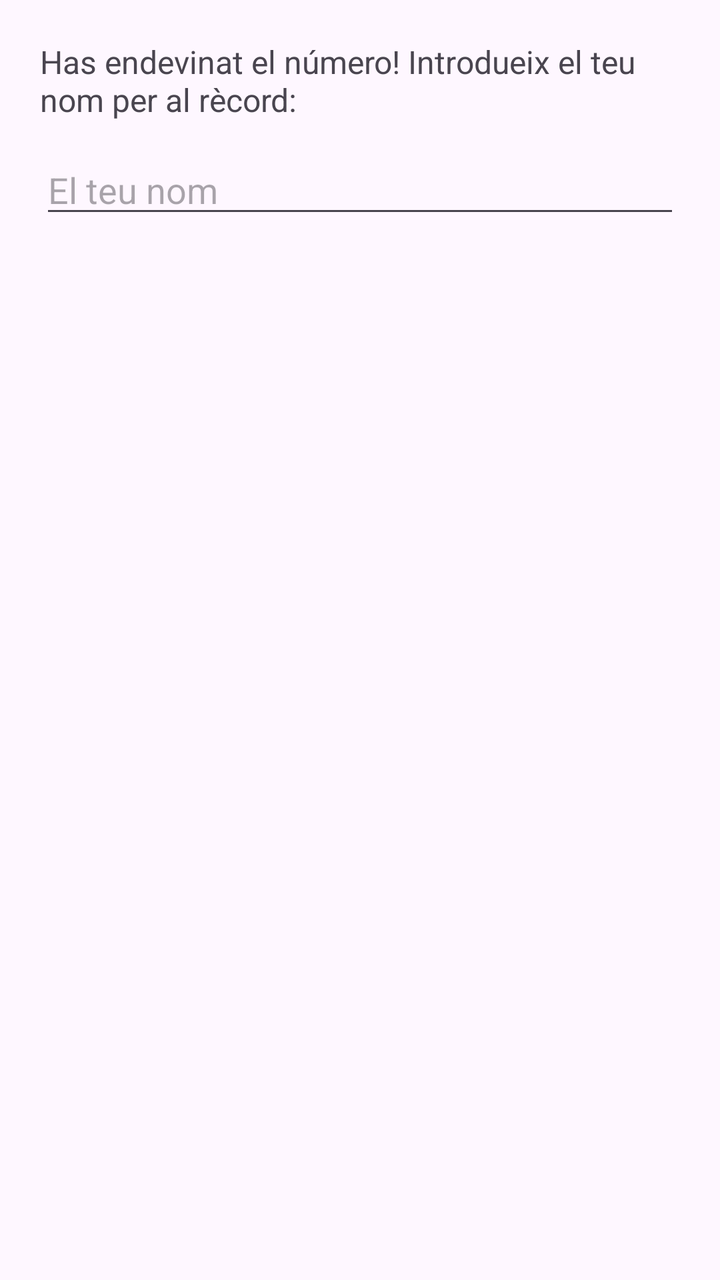
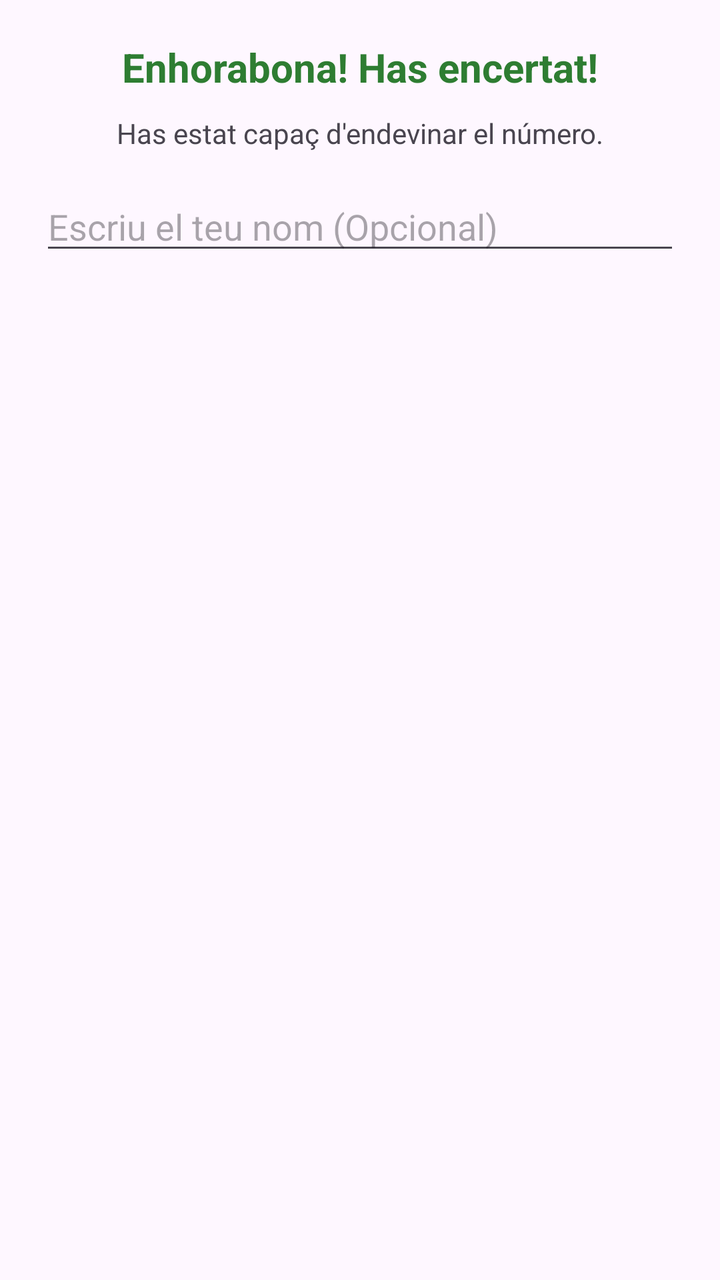

The first picture is an Android layout as it rendered before a commit; the second is the same layout after the commit. The layout source and the unified diff follow.
<!-- AndroidManifest.xml: application theme Theme.AMS2MP08MP0489_U1_PR12_puiga -->
<!-- res/layout/dialog_win.xml -->
<?xml version="1.0" encoding="utf-8"?>
<LinearLayout xmlns:android="http://schemas.android.com/apk/res/android"
    android:layout_width="match_parent"
    android:layout_height="wrap_content"
    android:orientation="vertical"
    android:padding="20dp">

    
    <TextView
        android:id="@+id/tvWinMessage"
        android:layout_width="match_parent"
        android:layout_height="wrap_content"
        android:text="Has endevinat el número! Introdueix el teu nom per al rècord:"
        android:textSize="16sp"
        android:layout_marginBottom="12dp" />

    
    <EditText
        android:id="@+id/etPlayerName"
        android:layout_width="match_parent"
        android:layout_height="wrap_content"
        android:hint="El teu nom"
        android:inputType="textCapWords"
        android:maxLines="1" />

</LinearLayout>
<!-- resources referenced by this layout -->
<resources>
  <style name="Theme.AMS2MP08MP0489_U1_PR12_puiga" parent="Base.Theme.AMS2MP08MP0489_U1_PR12_puiga" />
  <style name="Base.Theme.AMS2MP08MP0489_U1_PR12_puiga" parent="Theme.Material3.DayNight.NoActionBar">
          
          
      </style>
</resources>

<!-- the commit's change to res/layout/dialog_win.xml (unified diff, before → after) -->
@@ -5,22 +5,29 @@
     android:orientation="vertical"
     android:padding="20dp">
 
-    
     <TextView
-        android:id="@+id/tvWinMessage"
         android:layout_width="match_parent"
         android:layout_height="wrap_content"
-        android:text="Has endevinat el número! Introdueix el teu nom per al rècord:"
-        android:textSize="16sp"
-        android:layout_marginBottom="12dp" />
+        android:text="Enhorabona! Has encertat!"
+        android:textSize="20sp"
+        android:textStyle="bold"
+        android:gravity="center"
+        android:textColor="#2E7D32" />
 
-    
+    <TextView
+        android:id="@+id/tvDialogMessage"
+        android:layout_width="match_parent"
+        android:layout_height="wrap_content"
+        android:text="Has estat capaç d'endevinar el número."
+        android:layout_marginTop="10dp"
+        android:gravity="center" />
+
     <EditText
         android:id="@+id/etPlayerName"
         android:layout_width="match_parent"
         android:layout_height="wrap_content"
-        android:hint="El teu nom"
-        android:inputType="textCapWords"
-        android:maxLines="1" />
+        android:hint="Escriu el teu nom (Opcional)"
+        android:inputType="textPersonName"
+        android:layout_marginTop="15dp" />
 
 </LinearLayout>
